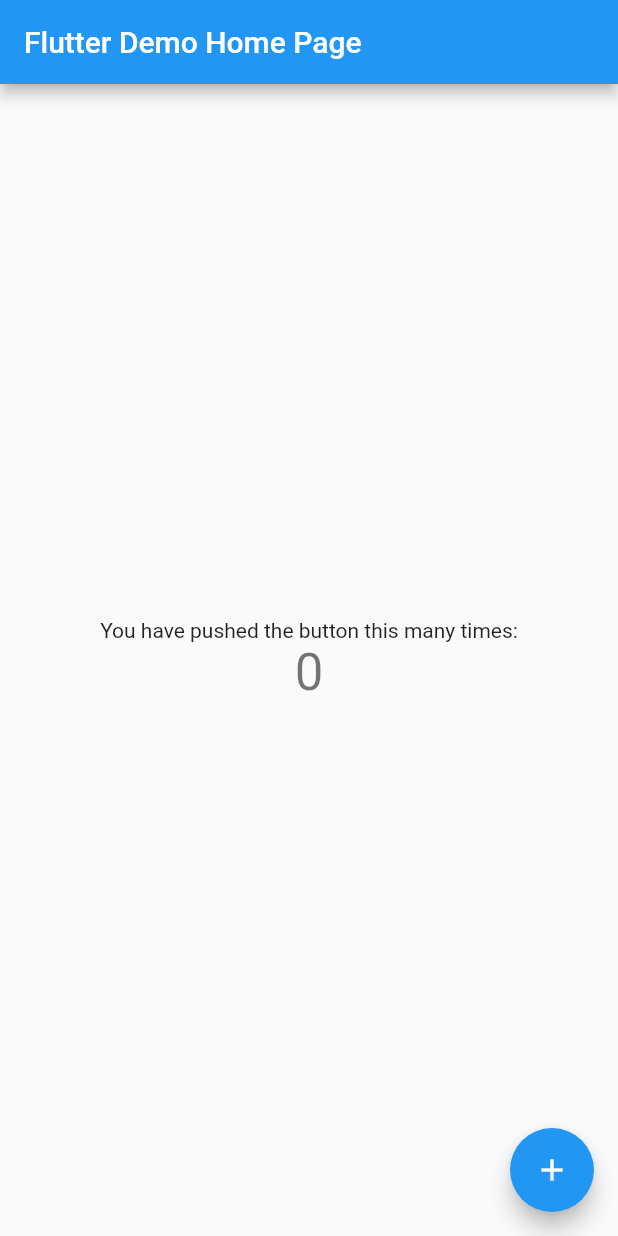
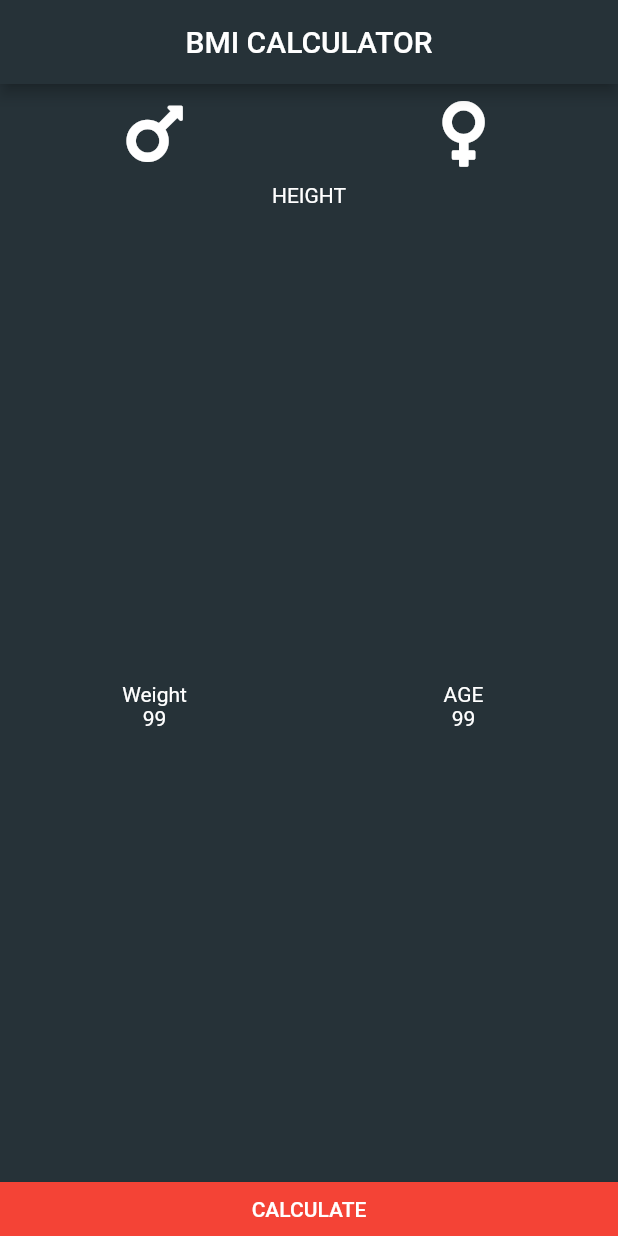
Before and after one commit to Naxalov/BMICALCULATOR, a Flutter app: the screen it shows after launch, on a phone screen of 412 x 824 dp. Run offline on Flutter 3.47's test engine with Material 2 defaults, Android fonts, the phone set to English and light mode, and no system bars; our stand-ins replace font_awesome_flutter.

Commit message:
add layout

```diff
--- a/lib/main.dart
+++ b/lib/main.dart
@@ -1,3 +1,4 @@
+import 'package:bmi_calculator/screen/home.dart';
 import 'package:flutter/material.dart';
 
 void main() => runApp(MyApp());
@@ -9,103 +10,9 @@ class MyApp extends StatelessWidget {
     return MaterialApp(
       title: 'Flutter Demo',
       theme: ThemeData(
-        // This is the theme of your application.
-        //
-        // Try running your application with "flutter run". You'll see the
-        // application has a blue toolbar. Then, without quitting the app, try
-        // changing the primarySwatch below to Colors.green and then invoke
-        // "hot reload" (press "r" in the console where you ran "flutter run",
-        // or simply save your changes to "hot reload" in a Flutter IDE).
-        // Notice that the counter didn't reset back to zero; the application
-        // is not restarted.
         primarySwatch: Colors.blue,
       ),
-      home: MyHomePage(title: 'Flutter Demo Home Page'),
+      home: Home(),
     );
   }
 }
-
-class MyHomePage extends StatefulWidget {
-  MyHomePage({Key key, this.title}) : super(key: key);
-
-  // This widget is the home page of your application. It is stateful, meaning
-  // that it has a State object (defined below) that contains fields that affect
-  // how it looks.
-
-  // This class is the configuration for the state. It holds the values (in this
-  // case the title) provided by the parent (in this case the App widget) and
-  // used by the build method of the State. Fields in a Widget subclass are
-  // always marked "final".
-
-  final String title;
-
-  @override
-  _MyHomePageState createState() => _MyHomePageState();
-}
-
-class _MyHomePageState extends State<MyHomePage> {
-  int _counter = 0;
-
-  void _incrementCounter() {
-    setState(() {
-      // This call to setState tells the Flutter framework that something has
-      // changed in this State, which causes it to rerun the build method below
-      // so that the display can reflect the updated values. If we changed
-      // _counter without calling setState(), then the build method would not be
-      // called again, and so nothing would appear to happen.
-      _counter++;
-    });
-  }
-
-  @override
-  Widget build(BuildContext context) {
-    // This method is rerun every time setState is called, for instance as done
-    // by the _incrementCounter method above.
-    //
-    // The Flutter framework has been optimized to make rerunning build methods
-    // fast, so that you can just rebuild anything that needs updating rather
-    // than having to individually change instances of widgets.
-    return Scaffold(
-      appBar: AppBar(
-        // Here we take the value from the MyHomePage object that was created by
-        // the App.build method, and use it to set our appbar title.
-        title: Text(widget.title),
-      ),
-      body: Center(
-        // Center is a layout widget. It takes a single child and positions it
-        // in the middle of the parent.
-        child: Column(
-          // Column is also a layout widget. It takes a list of children and
-          // arranges them vertically. By default, it sizes itself to fit its
-          // children horizontally, and tries to be as tall as its parent.
-          //
-          // Invoke "debug painting" (press "p" in the console, choose the
-          // "Toggle Debug Paint" action from the Flutter Inspector in Android
-          // Studio, or the "Toggle Debug Paint" command in Visual Studio Code)
-          // to see the wireframe for each widget.
-          //
-          // Column has various properties to control how it sizes itself and
-          // how it positions its children. Here we use mainAxisAlignment to
-          // center the children vertically; the main axis here is the vertical
-          // axis because Columns are vertical (the cross axis would be
-          // horizontal).
-          mainAxisAlignment: MainAxisAlignment.center,
-          children: <Widget>[
-            Text(
-              'You have pushed the button this many times:',
-            ),
-            Text(
-              '$_counter',
-              style: Theme.of(context).textTheme.display1,
-            ),
-          ],
-        ),
-      ),
-      floatingActionButton: FloatingActionButton(
-        onPressed: _incrementCounter,
-        tooltip: 'Increment',
-        child: Icon(Icons.add),
-      ), // This trailing comma makes auto-formatting nicer for build methods.
-    );
-  }
-}
--- /dev/null
+++ b/lib/screen/home.dart
@@ -0,0 +1,112 @@
+import 'package:flutter/material.dart';
+import 'package:font_awesome_flutter/font_awesome_flutter.dart';
+
+class Home extends StatelessWidget {
+  @override
+  Widget build(BuildContext context) {
+    return Scaffold(
+      backgroundColor: Colors.blueGrey[900],
+      appBar: AppBar(
+        backgroundColor: Colors.blueGrey[900],
+        title: Text('BMI CALCULATOR'),
+        centerTitle: true,
+      ),
+      body: Column(
+        children: <Widget>[
+//        Gender
+          Row(
+            children: <Widget>[
+              Expanded(
+                child: Padding(
+                  padding: const EdgeInsets.all(8.0),
+                  child: Container(
+                    child: Icon(
+                      FontAwesomeIcons.mars,
+                      color: Colors.white,
+                      size: 50.0,
+                    ),
+                  ),
+                ),
+              ),
+              Expanded(
+                child: Padding(
+                  padding: const EdgeInsets.all(8.0),
+                  child: Container(
+                    child: Icon(
+                      FontAwesomeIcons.venus,
+                      color: Colors.white,
+                      size: 50.0,
+                    ),
+                  ),
+                ),
+              )
+            ],
+          ),
+//          Height
+          Expanded(
+            child: Container(
+              child: Text(
+                'HEIGHT',
+                style: TextStyle(color: Colors.white),
+              ),
+            ),
+          ),
+
+          Expanded(
+            child: Row(
+              children: <Widget>[
+                Expanded(
+                  child: Column(
+                    children: <Widget>[
+                      Container(
+                        child: Text(
+                          'Weight',
+                          style: TextStyle(color: Colors.white),
+                        ),
+                      ),
+                      Text(
+                        '99',
+                        style: TextStyle(color: Colors.white),
+                      ),
+                    ],
+                  ),
+                ),
+                Expanded(
+                  child: Column(
+                    children: <Widget>[
+                      Container(
+                        child: Text(
+                          'AGE',
+                          style: TextStyle(color: Colors.white),
+                        ),
+                      ),
+                      Text(
+                        '99',
+                        style: TextStyle(color: Colors.white),
+                      ),
+                    ],
+                  ),
+                ),
+              ],
+            ),
+          ),
+          SizedBox(
+            width: double.infinity,
+            child: MaterialButton(
+              shape: RoundedRectangleBorder(
+                borderRadius: BorderRadius.circular(0.0),
+              ),
+
+              materialTapTargetSize: MaterialTapTargetSize.shrinkWrap,
+              color: Colors.red,
+              child: Text(
+                'CALCULATE',
+                style: TextStyle(color: Colors.white),
+              ), onPressed: () {},
+            ),
+          )
+        ],
+      ),
+    );
+  }
+}
--- a/pubspec.yaml
+++ b/pubspec.yaml
@@ -17,6 +17,7 @@ environment:
   sdk: ">=2.1.0 <3.0.0"
 
 dependencies:
+  font_awesome_flutter: ^8.5.0
   flutter:
     sdk: flutter
 
```
Also changed, not shown: pubspec.lock.
